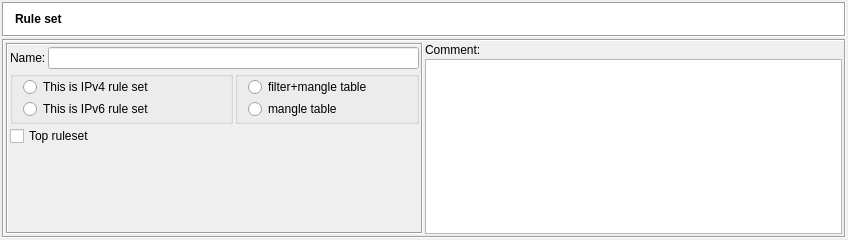
Qt form src/gui/rulesetdialog_q.ui (fwbuilder/fwbuilder) before a commit.
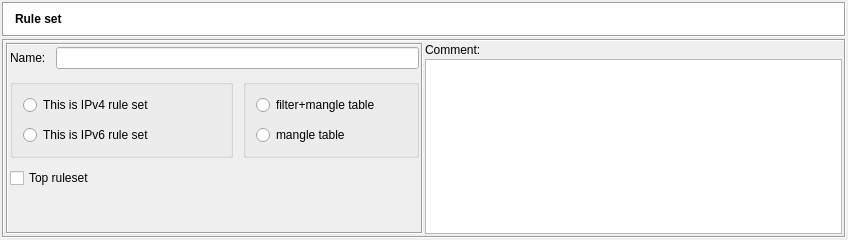
The same form after that commit. Icons and pictures are not drawn.

Commit message: better margins in ruleset dialog

What changed in the file:
```diff
--- a/src/gui/rulesetdialog_q.ui
+++ b/src/gui/rulesetdialog_q.ui
@@ -183,6 +183,9 @@
            <enum>QFrame::Sunken</enum>
           </property>
           <layout class="QGridLayout" name="gridLayout_3" >
+           <property name="spacing" >
+            <number>10</number>
+           </property>
            <item row="0" column="0" >
             <widget class="QLabel" name="textLabel1" >
              <property name="text" >
@@ -219,13 +222,16 @@
                <number>10</number>
               </property>
               <property name="topMargin" >
-               <number>0</number>
+               <number>10</number>
               </property>
               <property name="rightMargin" >
                <number>2</number>
               </property>
               <property name="bottomMargin" >
-               <number>0</number>
+               <number>10</number>
+              </property>
+              <property name="verticalSpacing" >
+               <number>10</number>
               </property>
               <item row="0" column="0" >
                <widget class="QRadioButton" name="ipv4_rule_set" >
@@ -254,13 +260,16 @@
                <number>10</number>
               </property>
               <property name="topMargin" >
-               <number>0</number>
+               <number>10</number>
               </property>
               <property name="rightMargin" >
                <number>2</number>
               </property>
               <property name="bottomMargin" >
-               <number>2</number>
+               <number>10</number>
+              </property>
+              <property name="verticalSpacing" >
+               <number>10</number>
               </property>
               <item row="0" column="0" >
                <widget class="QRadioButton" name="ipt_filter_table" >
```
